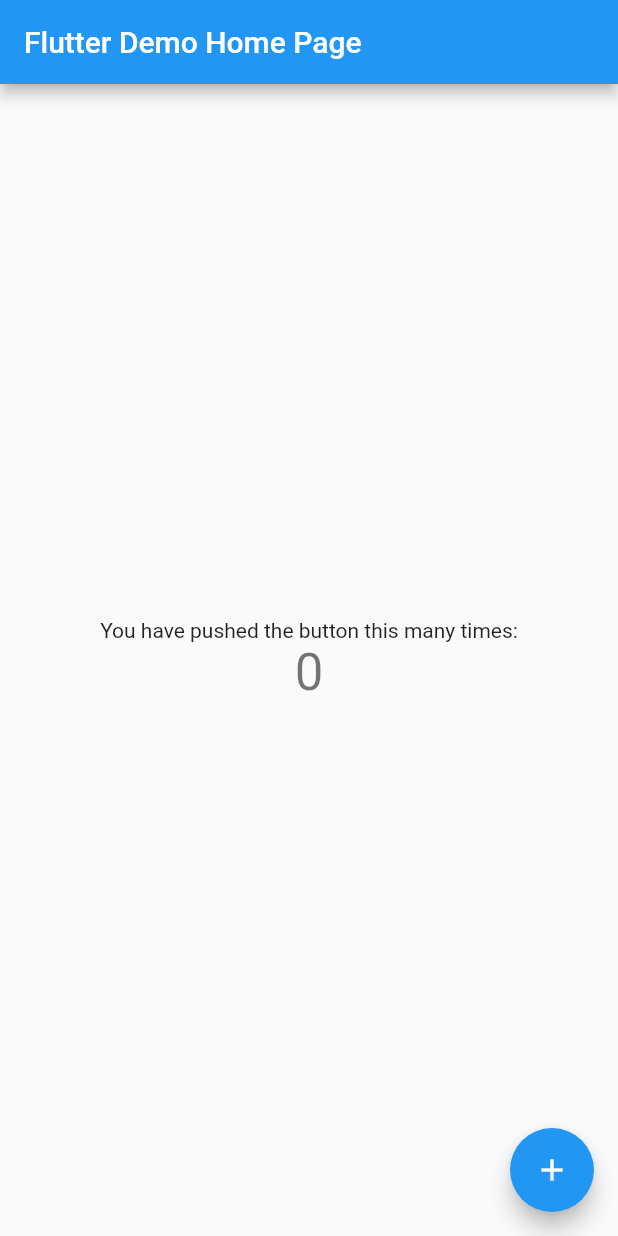
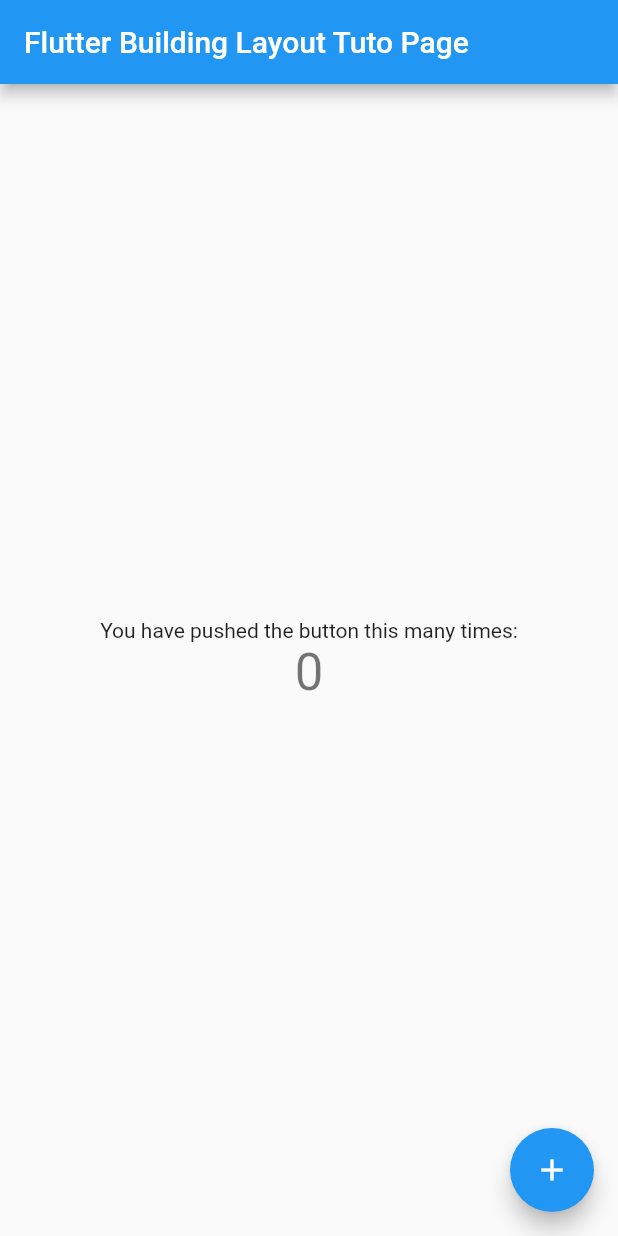
Before and after one commit to bwnyasse/flutter-box, a Flutter app: the screen it shows after launch, on a phone screen of 412 x 824 dp. Run offline on Flutter 3.47's test engine with Material 2 defaults, Android fonts, the phone set to English and light mode, and no system bars.

Commit message:
[Building_layout] Update project regeneration

```diff
--- a/building_layout/lib/main.dart
+++ b/building_layout/lib/main.dart
@@ -9,7 +9,7 @@ class MyApp extends StatelessWidget {
   @override
   Widget build(BuildContext context) {
     return new MaterialApp(
-      title: 'Flutter Demo',
+      title: 'Flutter Building Layout Tuto',
       theme: new ThemeData(
         // This is the theme of your application.
         //
@@ -21,7 +21,7 @@ class MyApp extends StatelessWidget {
         // didn't reset back to zero; the application is not restarted.
         primarySwatch: Colors.blue,
       ),
-      home: new MyHomePage(title: 'Flutter Demo Home Page'),
+      home: new MyHomePage(title: 'Flutter Building Layout Tuto Page'),
     );
   }
 }
```
Also changed, not shown: 10 other files.
